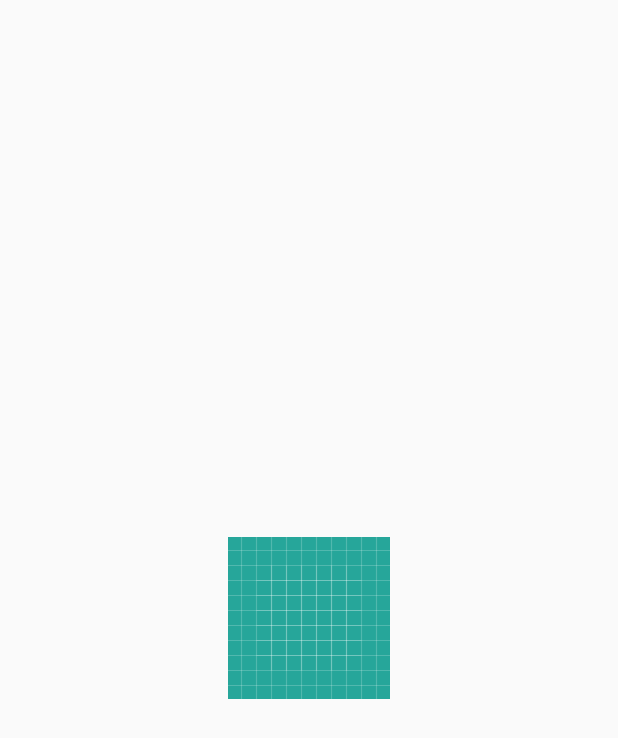
After one commit to disney50/CameraApp, an Android app: the layout gallery_item.xml on its own in the app's theme, with its tools: preview values and no code run, on a phone screen of 412 x 824 dp. The commit adds this screen. Shown: the top 738 px of the screen. Run offline under Robolectric (Android 15) with nearby library versions, the phone set to English and light mode, and no system bars.

Commit message:
images added to griedview

```diff
--- /dev/null
+++ b/app/src/main/res/layout/gallery_item.xml
@@ -0,0 +1,15 @@
+<?xml version="1.0" encoding="utf-8"?>
+<RelativeLayout
+    xmlns:android="http://schemas.android.com/apk/res/android"
+    android:layout_width="fill_parent"
+    android:layout_height="fill_parent">
+
+    <ImageView
+        android:id="@+id/image_item"
+        android:layout_width="wrap_content"
+        android:layout_height="wrap_content"
+        android:layout_centerInParent="true"
+        android:src="@drawable/ic_launcher_background"/>
+
+
+</RelativeLayout>
```
Also changed, not shown: app/src/main/java/com/example/gelie/cameraapp/GalleryActivity.java (+22 -1 lines), app/src/main/java/com/example/gelie/cameraapp/ImageAdapter.java (+22 -14 lines), app/src/main/java/com/example/gelie/cameraapp/MainActivity.java (+6 -2 lines), 46 other files.
